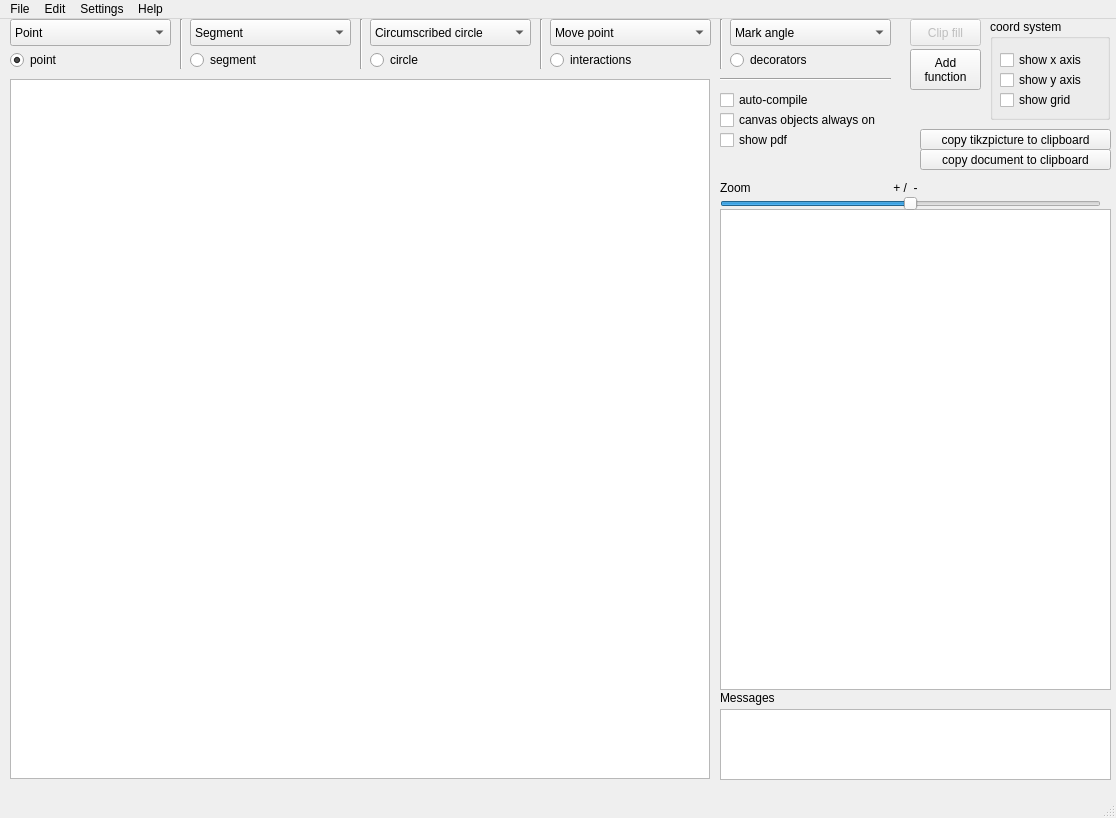
First picture: the form in layouts/main.ui, repository csekri/tkzgeom, before the edit.
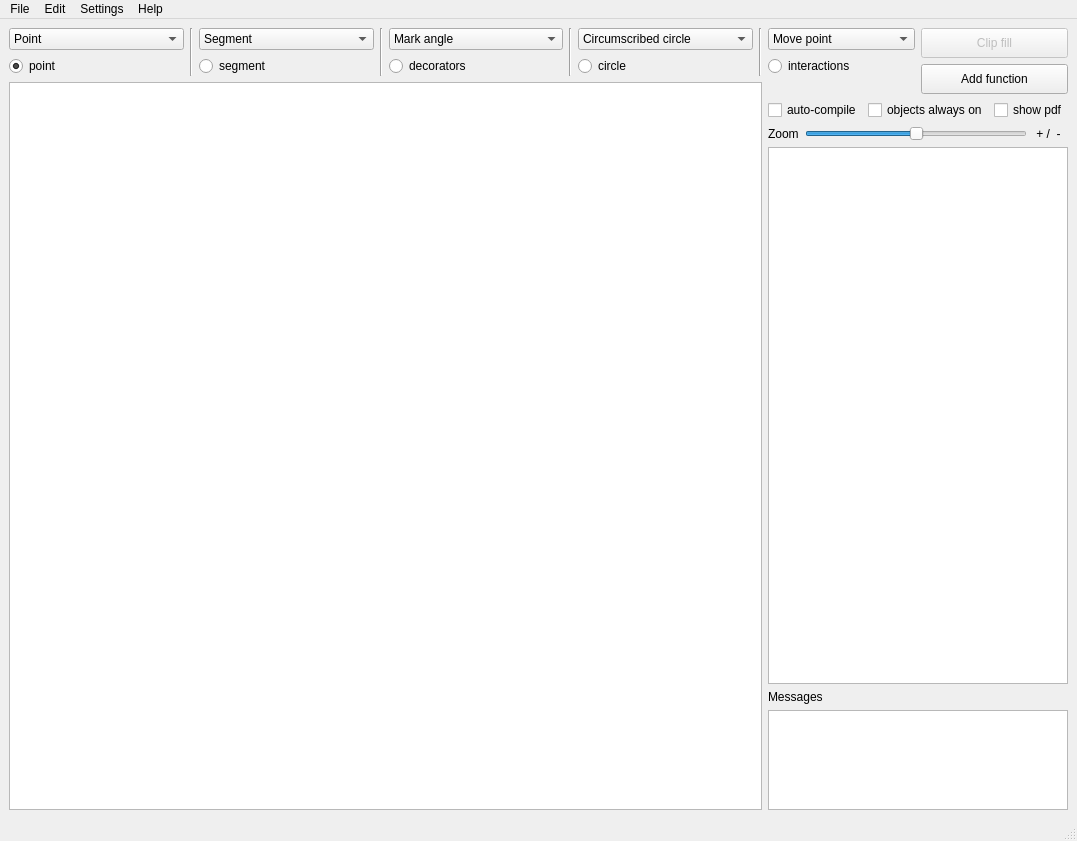
Second picture: the form after the edit.

Commit message: Canvas is now resizeable, redesigned layout, tiny new featues

```diff
--- a/layouts/main.ui
+++ b/layouts/main.ui
@@ -6,8 +6,8 @@
    <rect>
     <x>0</x>
     <y>0</y>
-    <width>1116</width>
-    <height>818</height>
+    <width>1077</width>
+    <height>841</height>
    </rect>
   </property>
   <property name="sizePolicy">
@@ -23,41 +23,22 @@
    <string>Eucl</string>
   </property>
   <widget class="QWidget" name="centralwidget">
-   <widget class="Line" name="line">
-    <property name="geometry">
-     <rect>
-      <x>180</x>
-      <y>0</y>
-      <width>3</width>
-      <height>50</height>
-     </rect>
-    </property>
-    <property name="orientation">
-     <enum>Qt::Vertical</enum>
-    </property>
-   </widget>
-   <widget class="QGraphicsView" name="graphicsView">
-    <property name="geometry">
-     <rect>
-      <x>10</x>
-      <y>60</y>
-      <width>700</width>
-      <height>700</height>
-     </rect>
-    </property>
-    <property name="mouseTracking">
-     <bool>true</bool>
-    </property>
-   </widget>
+   <property name="autoFillBackground">
+    <bool>false</bool>
+   </property>
+   <layout class="QHBoxLayout" name="horizontalLayout_10">
+    <item>
+     <layout class="QHBoxLayout" name="horizontalLayout_6" stretch="1,0">
+      <item>
+       <layout class="QVBoxLayout" name="verticalLayout_9">
+        <item>
+         <layout class="QVBoxLayout" name="verticalLayout_13" stretch="0">
+          <item>
+           <layout class="QHBoxLayout" name="horizontalLayout">
+            <item>
+             <layout class="QVBoxLayout" name="verticalLayout">
+              <item>
    <widget class="QComboBox" name="comboBox">
-    <property name="geometry">
-     <rect>
-      <x>10</x>
-      <y>0</y>
-      <width>161</width>
-      <height>27</height>
-     </rect>
-    </property>
     <property name="maxVisibleItems">
      <number>15</number>
     </property>
@@ -122,15 +103,30 @@
      </property>
     </item>
    </widget>
+              </item>
+              <item>
+               <widget class="QRadioButton" name="radioButton">
+                <property name="text">
+                 <string>point</string>
+                </property>
+                <property name="checked">
+                 <bool>true</bool>
+                </property>
+               </widget>
+              </item>
+             </layout>
+            </item>
+            <item>
+             <widget class="Line" name="line">
+              <property name="orientation">
+               <enum>Qt::Vertical</enum>
+              </property>
+             </widget>
+            </item>
+            <item>
+             <layout class="QVBoxLayout" name="verticalLayout_2">
+              <item>
    <widget class="QComboBox" name="comboBox_2">
-    <property name="geometry">
-     <rect>
-      <x>190</x>
-      <y>0</y>
-      <width>161</width>
-      <height>27</height>
-     </rect>
-    </property>
     <item>
      <property name="text">
       <string>Segment</string>
@@ -147,67 +143,59 @@
      </property>
     </item>
    </widget>
-   <widget class="QTextBrowser" name="textBrowser">
-    <property name="geometry">
-     <rect>
-      <x>720</x>
-      <y>190</y>
-      <width>391</width>
-      <height>481</height>
-     </rect>
-    </property>
-   </widget>
-   <widget class="QRadioButton" name="radioButton">
-    <property name="geometry">
-     <rect>
-      <x>10</x>
-      <y>30</y>
-      <width>115</width>
-      <height>22</height>
-     </rect>
-    </property>
-    <property name="text">
-     <string>point</string>
-    </property>
-    <property name="checked">
-     <bool>true</bool>
-    </property>
-   </widget>
+              </item>
+              <item>
    <widget class="QRadioButton" name="radioButton_2">
-    <property name="geometry">
-     <rect>
-      <x>190</x>
-      <y>30</y>
-      <width>115</width>
-      <height>22</height>
-     </rect>
-    </property>
     <property name="text">
      <string>segment</string>
     </property>
    </widget>
+              </item>
+             </layout>
+            </item>
+            <item>
    <widget class="Line" name="line_2">
-    <property name="geometry">
-     <rect>
-      <x>360</x>
-      <y>0</y>
-      <width>3</width>
-      <height>50</height>
-     </rect>
-    </property>
+              <property name="orientation">
+               <enum>Qt::Vertical</enum>
+              </property>
+             </widget>
+            </item>
+            <item>
+             <layout class="QVBoxLayout" name="verticalLayout_5">
+              <item>
+               <widget class="QComboBox" name="comboBox_5">
+                <item>
+                 <property name="text">
+                  <string>Mark angle</string>
+                 </property>
+                </item>
+                <item>
+                 <property name="text">
+                  <string>Mark right angle</string>
+                 </property>
+                </item>
+               </widget>
+              </item>
+              <item>
+               <widget class="QRadioButton" name="radioButton_5">
+                <property name="text">
+                 <string>decorators</string>
+                </property>
+               </widget>
+              </item>
+             </layout>
+            </item>
+            <item>
+             <widget class="Line" name="line_3">
     <property name="orientation">
      <enum>Qt::Vertical</enum>
     </property>
    </widget>
+            </item>
+            <item>
+             <layout class="QVBoxLayout" name="verticalLayout_3">
+              <item>
    <widget class="QComboBox" name="comboBox_3">
-    <property name="geometry">
-     <rect>
-      <x>370</x>
-      <y>0</y>
-      <width>161</width>
-      <height>27</height>
-     </rect>
-    </property>
     <item>
      <property name="text">
       <string>Circumscribed circle</string>
@@ -234,54 +222,50 @@
      </property>
     </item>
    </widget>
+              </item>
+              <item>
    <widget class="QRadioButton" name="radioButton_3">
-    <property name="geometry">
-     <rect>
-      <x>370</x>
-      <y>30</y>
-      <width>115</width>
-      <height>22</height>
-     </rect>
-    </property>
     <property name="text">
      <string>circle</string>
     </property>
    </widget>
-   <widget class="Line" name="line_3">
-    <property name="geometry">
-     <rect>
-      <x>540</x>
-      <y>0</y>
-      <width>3</width>
-      <height>50</height>
-     </rect>
-    </property>
+              </item>
+             </layout>
+            </item>
+            <item>
+             <widget class="Line" name="line_4">
     <property name="orientation">
      <enum>Qt::Vertical</enum>
     </property>
    </widget>
-   <widget class="QRadioButton" name="radioButton_4">
-    <property name="geometry">
-     <rect>
-      <x>550</x>
-      <y>30</y>
-      <width>115</width>
-      <height>22</height>
-     </rect>
-    </property>
-    <property name="text">
-     <string>interactions</string>
-    </property>
-   </widget>
+            </item>
+           </layout>
+          </item>
+         </layout>
+        </item>
+        <item>
+         <widget class="QGraphicsView" name="graphicsView">
+          <property name="mouseTracking">
+           <bool>true</bool>
+          </property>
+          <property name="verticalScrollBarPolicy">
+           <enum>Qt::ScrollBarAlwaysOff</enum>
+          </property>
+          <property name="horizontalScrollBarPolicy">
+           <enum>Qt::ScrollBarAlwaysOff</enum>
+          </property>
+         </widget>
+        </item>
+       </layout>
+      </item>
+      <item>
+       <layout class="QVBoxLayout" name="verticalLayout_12" stretch="0,0,0,20,0">
+        <item>
+         <layout class="QHBoxLayout" name="horizontalLayout_8">
+          <item>
+           <layout class="QVBoxLayout" name="verticalLayout_4">
+            <item>
    <widget class="QComboBox" name="comboBox_4">
-    <property name="geometry">
-     <rect>
-      <x>550</x>
-      <y>0</y>
-      <width>161</width>
-      <height>27</height>
-     </rect>
-    </property>
     <item>
      <property name="text">
       <string>Move point</string>
@@ -293,287 +277,188 @@
      </property>
     </item>
    </widget>
-   <widget class="QSlider" name="horizontalSlider">
-    <property name="geometry">
-     <rect>
-      <x>720</x>
-      <y>170</y>
-      <width>381</width>
-      <height>29</height>
-     </rect>
-    </property>
-    <property name="minimum">
-     <number>-512</number>
-    </property>
-    <property name="maximum">
-     <number>512</number>
-    </property>
-    <property name="orientation">
-     <enum>Qt::Horizontal</enum>
-    </property>
-   </widget>
-   <widget class="QLabel" name="label_7">
-    <property name="geometry">
-     <rect>
-      <x>720</x>
-      <y>160</y>
-      <width>66</width>
-      <height>17</height>
-     </rect>
-    </property>
+            </item>
+            <item>
+             <widget class="QRadioButton" name="radioButton_4">
     <property name="text">
-     <string>Zoom</string>
-    </property>
-   </widget>
-   <widget class="QLabel" name="label_8">
-    <property name="geometry">
-     <rect>
-      <x>890</x>
-      <y>160</y>
-      <width>41</width>
-      <height>17</height>
-     </rect>
-    </property>
-    <property name="text">
-     <string> + /  -</string>
-    </property>
-   </widget>
-   <widget class="QGroupBox" name="coord_system">
-    <property name="geometry">
-     <rect>
-      <x>990</x>
-      <y>0</y>
-      <width>120</width>
-      <height>101</height>
-     </rect>
-    </property>
-    <property name="title">
-     <string>coord system</string>
-    </property>
-    <widget class="QCheckBox" name="grid_show">
-     <property name="geometry">
-      <rect>
-       <x>10</x>
-       <y>70</y>
-       <width>101</width>
-       <height>22</height>
-      </rect>
-     </property>
-     <property name="text">
-      <string>show grid</string>
-     </property>
-    </widget>
-    <widget class="QCheckBox" name="x_axis_show">
-     <property name="geometry">
-      <rect>
-       <x>10</x>
-       <y>30</y>
-       <width>101</width>
-       <height>22</height>
-      </rect>
-     </property>
-     <property name="text">
-      <string>show x axis</string>
-     </property>
-    </widget>
-    <widget class="QCheckBox" name="y_axis_show">
-     <property name="geometry">
-      <rect>
-       <x>10</x>
-       <y>50</y>
-       <width>101</width>
-       <height>22</height>
-      </rect>
-     </property>
-     <property name="text">
-      <string>show y axis</string>
-     </property>
-    </widget>
-   </widget>
-   <widget class="Line" name="line_4">
-    <property name="geometry">
-     <rect>
-      <x>720</x>
-      <y>0</y>
-      <width>3</width>
-      <height>50</height>
-     </rect>
-    </property>
+               <string>interactions</string>
+              </property>
+             </widget>
+            </item>
+            <item>
+             <spacer name="verticalSpacer_2">
     <property name="orientation">
      <enum>Qt::Vertical</enum>
     </property>
-   </widget>
-   <widget class="QRadioButton" name="radioButton_5">
-    <property name="geometry">
-     <rect>
-      <x>730</x>
-      <y>30</y>
-      <width>115</width>
-      <height>22</height>
-     </rect>
-    </property>
-    <property name="text">
-     <string>decorators</string>
-    </property>
-   </widget>
-   <widget class="QComboBox" name="comboBox_5">
-    <property name="geometry">
-     <rect>
-      <x>730</x>
-      <y>0</y>
-      <width>161</width>
-      <height>27</height>
-     </rect>
-    </property>
-    <item>
-     <property name="text">
-      <string>Mark angle</string>
-     </property>
-    </item>
-    <item>
-     <property name="text">
-      <string>Mark right angle</string>
-     </property>
-    </item>
-   </widget>
+              <property name="sizeType">
+               <enum>QSizePolicy::Ignored</enum>
+              </property>
+              <property name="sizeHint" stdset="0">
+               <size>
+                <width>20</width>
+                <height>40</height>
+               </size>
+              </property>
+             </spacer>
+            </item>
+           </layout>
+          </item>
+          <item>
+           <layout class="QVBoxLayout" name="verticalLayout_6">
+            <item>
    <widget class="QPushButton" name="pushButton">
     <property name="enabled">
      <bool>false</bool>
     </property>
-    <property name="geometry">
-     <rect>
-      <x>910</x>
-      <y>0</y>
-      <width>71</width>
-      <height>27</height>
-     </rect>
+              <property name="sizePolicy">
+               <sizepolicy hsizetype="Minimum" vsizetype="Minimum">
+                <horstretch>0</horstretch>
+                <verstretch>0</verstretch>
+               </sizepolicy>
+              </property>
+              <property name="maximumSize">
+               <size>
+                <width>16777215</width>
+                <height>30</height>
+               </size>
     </property>
     <property name="text">
      <string>Clip fill</string>
     </property>
    </widget>
+            </item>
+            <item>
    <widget class="QPushButton" name="pb_add_function">
-    <property name="geometry">
-     <rect>
-      <x>910</x>
-      <y>30</y>
-      <width>71</width>
-      <height>41</height>
-     </rect>
+              <property name="sizePolicy">
+               <sizepolicy hsizetype="Minimum" vsizetype="Minimum">
+                <horstretch>0</horstretch>
+                <verstretch>0</verstretch>
+               </sizepolicy>
+              </property>
+              <property name="maximumSize">
+               <size>
+                <width>16777215</width>
+                <height>30</height>
+               </size>
     </property>
     <property name="text">
-     <string>Add
-function</string>
-    </property>
-   </widget>
+               <string>Add function</string>
+              </property>
+             </widget>
+            </item>
+           </layout>
+          </item>
+         </layout>
+        </item>
+        <item>
+         <layout class="QHBoxLayout" name="horizontalLayout_3">
+          <item>
    <widget class="QCheckBox" name="checkb_autocompile">
-    <property name="geometry">
-     <rect>
-      <x>720</x>
-      <y>70</y>
-      <width>111</width>
-      <height>22</height>
-     </rect>
-    </property>
     <property name="text">
      <string>auto-compile</string>
     </property>
    </widget>
+          </item>
+          <item>
    <widget class="QCheckBox" name="checkb_canvas_always_on">
-    <property name="geometry">
-     <rect>
-      <x>720</x>
-      <y>90</y>
-      <width>181</width>
-      <height>22</height>
-     </rect>
-    </property>
     <property name="text">
-     <string>canvas objects always on</string>
-    </property>
-   </widget>
-   <widget class="Line" name="line_5">
-    <property name="geometry">
-     <rect>
-      <x>720</x>
-      <y>50</y>
-      <width>171</width>
-      <height>20</height>
-     </rect>
-    </property>
-    <property name="orientation">
-     <enum>Qt::Horizontal</enum>
-    </property>
-   </widget>
-   <widget class="QPushButton" name="pb_copy_tikzpicture">
-    <property name="geometry">
-     <rect>
-      <x>920</x>
-      <y>110</y>
-      <width>191</width>
-      <height>21</height>
-     </rect>
-    </property>
-    <property name="text">
-     <string>copy tikzpicture to clipboard</string>
-    </property>
-   </widget>
-   <widget class="QPushButton" name="pb_copy_document">
-    <property name="geometry">
-     <rect>
-      <x>920</x>
-      <y>130</y>
-      <width>191</width>
-      <height>21</height>
-     </rect>
-    </property>
-    <property name="text">
-     <string>copy document to clipboard</string>
-    </property>
-   </widget>
+             <string>objects always on</string>
+            </property>
+           </widget>
+          </item>
+          <item>
    <widget class="QCheckBox" name="checkb_show_pdf">
-    <property name="geometry">
-     <rect>
-      <x>720</x>
-      <y>110</y>
-      <width>121</width>
-      <height>22</height>
-     </rect>
-    </property>
     <property name="text">
      <string>show pdf</string>
     </property>
    </widget>
-   <widget class="QTextBrowser" name="textBrowser_pdflatex">
-    <property name="geometry">
-     <rect>
-      <x>720</x>
-      <y>690</y>
-      <width>391</width>
-      <height>71</height>
-     </rect>
-    </property>
-   </widget>
+          </item>
+          <item>
+           <layout class="QVBoxLayout" name="verticalLayout_7"/>
+          </item>
+         </layout>
+        </item>
+        <item>
+         <layout class="QHBoxLayout" name="horizontalLayout_4">
+          <item>
+           <widget class="QLabel" name="label_7">
+            <property name="text">
+             <string>Zoom</string>
+            </property>
+           </widget>
+          </item>
+          <item>
+           <widget class="QSlider" name="horizontalSlider">
+            <property name="minimum">
+             <number>-512</number>
+            </property>
+            <property name="maximum">
+             <number>512</number>
+            </property>
+            <property name="orientation">
+             <enum>Qt::Horizontal</enum>
+            </property>
+           </widget>
+          </item>
+          <item>
+           <widget class="QLabel" name="label_8">
+            <property name="text">
+             <string> + /  -  </string>
+            </property>
+           </widget>
+          </item>
+         </layout>
+        </item>
+        <item>
+         <layout class="QHBoxLayout" name="horizontalLayout_5">
+          <item>
+           <widget class="QTextBrowser" name="textBrowser"/>
+          </item>
+         </layout>
+        </item>
+        <item>
+         <layout class="QVBoxLayout" name="verticalLayout_10">
+          <item>
    <widget class="QLabel" name="label">
-    <property name="geometry">
-     <rect>
-      <x>720</x>
-      <y>670</y>
-      <width>101</width>
-      <height>18</height>
-     </rect>
-    </property>
     <property name="text">
      <string>Messages</string>
     </property>
    </widget>
+          </item>
+          <item>
+           <layout class="QHBoxLayout" name="horizontalLayout_7">
+            <item>
+             <widget class="QTextBrowser" name="textBrowser_pdflatex">
+              <property name="sizePolicy">
+               <sizepolicy hsizetype="Expanding" vsizetype="Fixed">
+                <horstretch>0</horstretch>
+                <verstretch>0</verstretch>
+               </sizepolicy>
+              </property>
+              <property name="maximumSize">
+               <size>
+                <width>16777215</width>
+                <height>100</height>
+               </size>
+              </property>
+             </widget>
+            </item>
+           </layout>
+          </item>
+         </layout>
+        </item>
+       </layout>
+      </item>
+     </layout>
+    </item>
+   </layout>
   </widget>
   <widget class="QMenuBar" name="menubar">
    <property name="geometry">
     <rect>
      <x>0</x>
      <y>0</y>
-     <width>1116</width>
+     <width>1077</width>
      <height>30</height>
     </rect>
    </property>
```
Left out of the diff: 40 changed lines with no effect on the pictures. Lines whose indentation alone changed are shown as unchanged. The commit also changes 10 other files.
